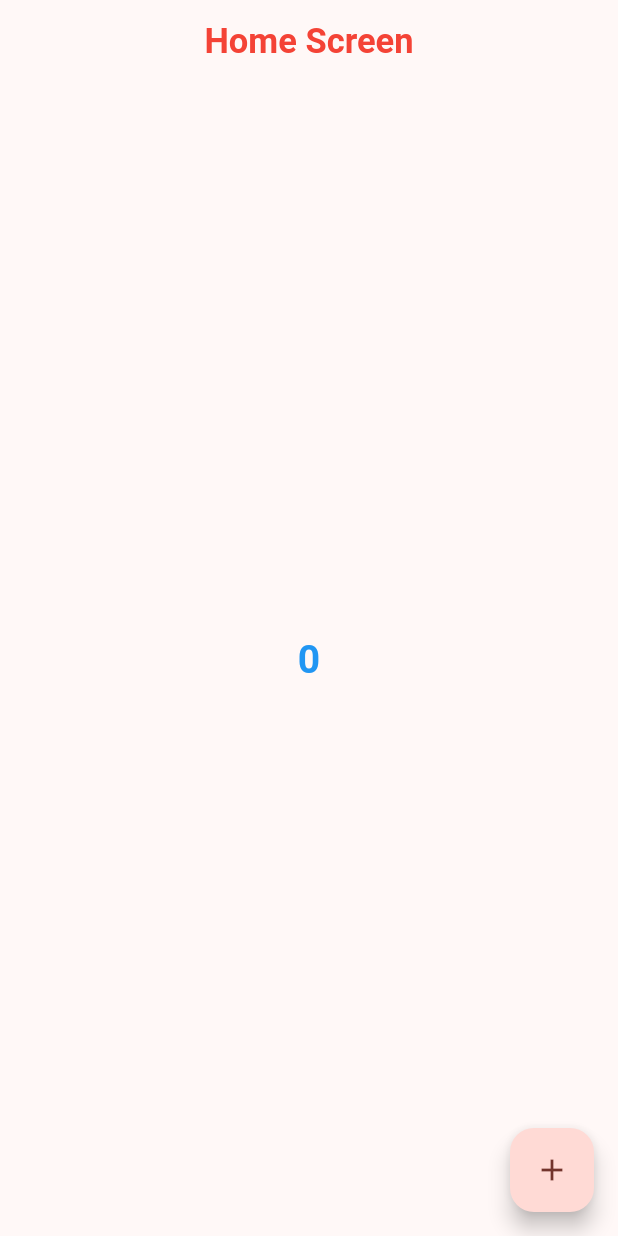
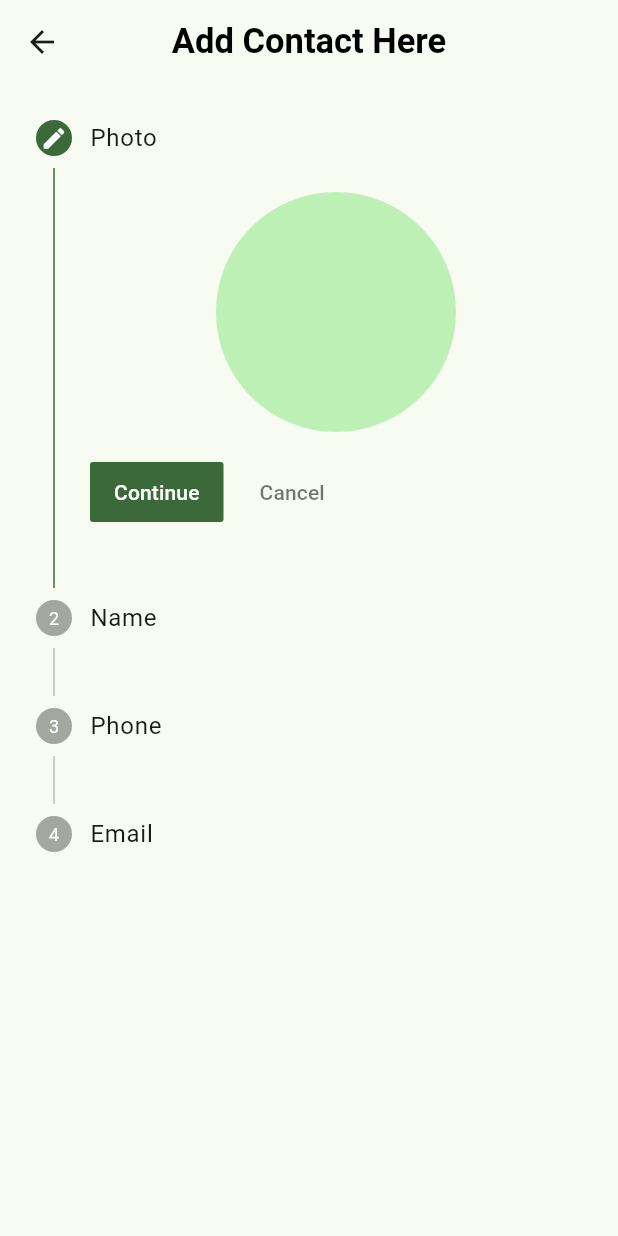
Before and after one commit to Iamgauravkanani/contact_diary_app_provider, a Flutter app: the screen it shows after launch, after a tap on the "add" icon, on a phone screen of 412 x 824 dp. Run offline on Flutter 3.47's test engine with Material 2 defaults, Android fonts, the phone set to English and light mode, and no system bars; accounts and stored records are empty.

Commit message:
Add Contact Page and Stepper Widget..

```diff
--- /dev/null
+++ b/lib/Utils/Globals/globals.dart
@@ -0,0 +1,13 @@
+import 'package:flutter/cupertino.dart';
+
+class Global {
+  static int currentIndex = 0;
+
+  static TextEditingController nameController = TextEditingController();
+  static TextEditingController emailController = TextEditingController();
+  static TextEditingController phoneController = TextEditingController();
+
+  static String? name;
+  static String? email;
+  static String? phone;
+}
--- a/lib/Utils/Themes/app_theme.dart
+++ b/lib/Utils/Themes/app_theme.dart
@@ -3,11 +3,10 @@ import 'package:flutter/material.dart';
 class Themes {
   static ThemeData lightTheme = ThemeData(
     useMaterial3: true,
-    colorSchemeSeed: Colors.red,
+    colorSchemeSeed: Colors.green,
     brightness: Brightness.light,
     textTheme: const TextTheme(
       displayLarge: TextStyle(
-        fontWeight: FontWeight.bold,
         fontSize: 26,
         color: Colors.blue,
       ),
@@ -15,7 +14,7 @@ class Themes {
     appBarTheme: const AppBarTheme(
       titleTextStyle: TextStyle(
         fontSize: 23,
-        color: Colors.red,
+        color: Colors.black,
         fontWeight: FontWeight.bold,
       ),
     ),
@@ -23,7 +22,7 @@ class Themes {
 
   static ThemeData darkTheme = ThemeData(
     useMaterial3: true,
-    colorSchemeSeed: Colors.yellow,
+    colorSchemeSeed: Colors.green,
     brightness: Brightness.dark,
     textTheme: const TextTheme(
       displayLarge: TextStyle(
--- /dev/null
+++ b/lib/Utils/add_contact_screen.dart
@@ -0,0 +1,106 @@
+import 'package:flutter/material.dart';
+
+import 'Globals/globals.dart';
+
+class Add_Contact_Screen extends StatefulWidget {
+  const Add_Contact_Screen({super.key});
+
+  @override
+  State<Add_Contact_Screen> createState() => _Add_Contact_ScreenState();
+}
+
+class _Add_Contact_ScreenState extends State<Add_Contact_Screen> {
+  @override
+  Widget build(BuildContext context) {
+    return Scaffold(
+      appBar: AppBar(
+        title: Text("Add Contact Here"),
+        centerTitle: true,
+      ),
+      body: Stepper(
+        onStepContinue: () {
+          setState(() {
+            if (Global.currentIndex <= 3) {
+              Global.currentIndex++;
+            }
+          });
+        },
+        onStepCancel: () {
+          setState(() {
+            if (Global.currentIndex >= 0) {
+              Global.currentIndex--;
+            }
+          });
+        },
+        currentStep: Global.currentIndex,
+        steps: [
+          Step(
+            state: (Global.currentIndex == 0)
+                ? StepState.editing
+                : StepState.indexed,
+            isActive: (Global.currentIndex == 0) ? true : false,
+            title: Text("Photo"),
+            content: CircleAvatar(
+              radius: 80,
+            ),
+          ),
+          Step(
+            state: (Global.currentIndex == 1)
+                ? StepState.editing
+                : StepState.indexed,
+            isActive: (Global.currentIndex == 1) ? true : false,
+            title: Text("Name"),
+            content: TextFormField(
+              controller: Global.nameController,
+              onChanged: (val) {
+                setState(() {
+                  Global.name = val;
+                });
+              },
+              decoration: InputDecoration(
+                  hintText: "Enter Your Name", border: OutlineInputBorder()),
+            ),
+          ),
+          Step(
+            state: (Global.currentIndex == 2)
+                ? StepState.editing
+                : StepState.indexed,
+            isActive: (Global.currentIndex == 2) ? true : false,
+            title: Text("Phone"),
+            content: TextFormField(
+              keyboardType: TextInputType.phone,
+              controller: Global.phoneController,
+              onChanged: (val) {
+                setState(() {
+                  Global.phone = val;
+                });
+              },
+              decoration: InputDecoration(
+                  hintText: "Enter Your phone", border: OutlineInputBorder()),
+            ),
+          ),
+          Step(
+            state: (Global.currentIndex == 3)
+                ? StepState.editing
+                : StepState.indexed,
+            isActive: (Global.currentIndex == 3) ? true : false,
+            title: Text("Email"),
+            content: TextFormField(
+              keyboardType: TextInputType.emailAddress,
+              controller: Global.emailController,
+              onChanged: (val) {
+                setState(() {
+                  Global.email = val;
+                });
+              },
+              decoration: InputDecoration(
+                hintText: "Enter Your Email",
+                border: OutlineInputBorder(),
+              ),
+            ),
+          ),
+        ],
+      ),
+    );
+  }
+}
--- a/lib/main.dart
+++ b/lib/main.dart
@@ -1,4 +1,5 @@
 import 'package:contact_diary_app_2/Utils/Themes/app_theme.dart';
+import 'package:contact_diary_app_2/Utils/add_contact_screen.dart';
 import 'package:flutter/material.dart';
 
 void main() {
@@ -8,7 +9,10 @@ void main() {
       darkTheme: Themes.darkTheme,
       themeMode: ThemeMode.system,
       debugShowCheckedModeBanner: false,
-      home: HomeScreen(),
+      routes: {
+        '/': (ctx) => HomeScreen(),
+        'add_contact': (ctx) => Add_Contact_Screen(),
+      },
     ),
   );
 }
@@ -25,20 +29,34 @@ class _HomeScreenState extends State<HomeScreen> {
   Widget build(BuildContext context) {
     return Scaffold(
       floatingActionButton: FloatingActionButton(
-        onPressed: () {},
+        onPressed: () {
+          Navigator.pushNamed(context, 'add_contact');
+        },
         child: const Icon(Icons.add),
       ),
       appBar: AppBar(
-        title: const Text("Home Screen"),
+        title: const Text("Contact Diary"),
         titleTextStyle: Theme.of(context).appBarTheme.titleTextStyle,
         centerTitle: true,
       ),
       body: Center(
-        child: Text(
-          "0",
-          style: Theme.of(context).textTheme.displayLarge,
-        ),
-      ),
+          child: Column(
+        mainAxisAlignment: MainAxisAlignment.center,
+        children: [
+          Container(
+            height: 440,
+            width: double.infinity,
+            decoration: BoxDecoration(
+              image: DecorationImage(
+                image: AssetImage(
+                  "lib/Utils/Assets/no_contact.gif",
+                ),
+                fit: BoxFit.cover,
+              ),
+            ),
+          )
+        ],
+      )),
     );
   }
 }
--- a/pubspec.yaml
+++ b/pubspec.yaml
@@ -59,8 +59,8 @@ flutter:
   uses-material-design: true
 
   # To add assets to your application, add an assets section, like this:
-  # assets:
-  #   - images/a_dot_burr.jpeg
+  assets:
+    - lib/Utils/Assets/
   #   - images/a_dot_ham.jpeg
 
   # An image asset can refer to one or more resolution-specific "variants", see
```
Also changed, not shown: lib/Utils/Assets/no_contact.gif (added).
